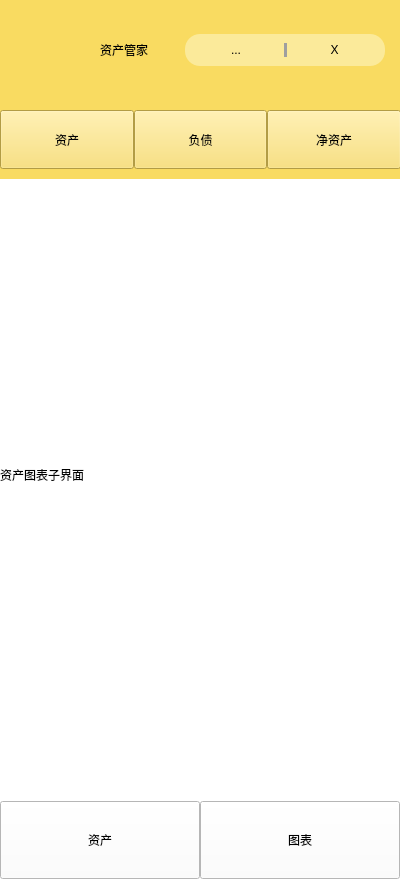
Before: the Qt Designer form Kit/assetmanagerpage.ui in MichaelFeng823/SharkBookProject, drawn with Qt 5.
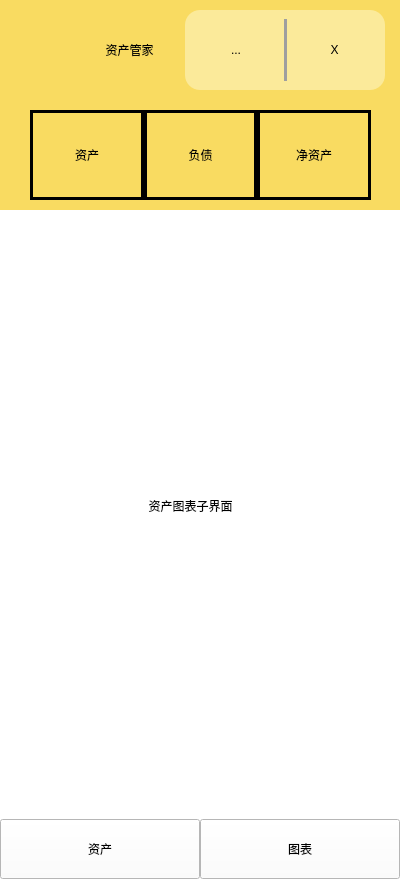
After: the same form once the commit is applied. The open tabs and pages were chosen to show the change.

The edit to the form file:
```diff
--- a/Kit/assetmanagerpage.ui
+++ b/Kit/assetmanagerpage.ui
@@ -31,7 +31,7 @@
    </property>
    <item>
     <widget class="QWidget" name="backgroundwidget" native="true">
-     <layout class="QGridLayout" name="gridLayout_3" rowstretch="1,9,1">
+     <layout class="QGridLayout" name="gridLayout_3" rowstretch="1,12,1">
       <property name="leftMargin">
        <number>0</number>
       </property>
@@ -59,7 +59,7 @@
          <string notr="true">background-color: rgb(249, 219, 97);
 color:rgb(0,0,0);</string>
         </property>
-        <layout class="QHBoxLayout" name="horizontalLayout_2" stretch="3,3,3">
+        <layout class="QHBoxLayout" name="horizontalLayout_2" stretch="3,5,3">
          <property name="leftMargin">
           <number>15</number>
          </property>
@@ -68,6 +68,12 @@
          </property>
          <item>
           <widget class="QLabel" name="label">
+           <property name="sizePolicy">
+            <sizepolicy hsizetype="Expanding" vsizetype="Expanding">
+             <horstretch>0</horstretch>
+             <verstretch>0</verstretch>
+            </sizepolicy>
+           </property>
            <property name="text">
             <string/>
            </property>
@@ -75,6 +81,12 @@
          </item>
          <item>
           <widget class="QLabel" name="label_title">
+           <property name="sizePolicy">
+            <sizepolicy hsizetype="Expanding" vsizetype="Expanding">
+             <horstretch>0</horstretch>
+             <verstretch>0</verstretch>
+            </sizepolicy>
+           </property>
            <property name="styleSheet">
             <string notr="true">font: 24pt &quot;造字工房悦黑（非商用）细长体&quot;;</string>
            </property>
@@ -82,14 +94,14 @@
             <string>资产管家</string>
            </property>
            <property name="alignment">
-            <set>Qt::AlignLeading|Qt::AlignLeft|Qt::AlignVCenter</set>
+            <set>Qt::AlignCenter</set>
            </property>
           </widget>
          </item>
          <item>
           <widget class="QWidget" name="widget_Help" native="true">
            <property name="sizePolicy">
-            <sizepolicy hsizetype="Fixed" vsizetype="Fixed">
+            <sizepolicy hsizetype="Expanding" vsizetype="Fixed">
              <horstretch>0</horstretch>
              <verstretch>0</verstretch>
             </sizepolicy>
@@ -100,6 +112,12 @@
              <height>30</height>
             </size>
            </property>
+           <property name="maximumSize">
+            <size>
+             <width>16777215</width>
+             <height>80</height>
+            </size>
+           </property>
            <property name="styleSheet">
             <string notr="true">background-color: rgb(251, 234, 154);
 border-radius:15px;</string>
@@ -415,28 +433,41 @@
             <number>0</number>
            </property>
            <item row="0" column="0">
-            <layout class="QGridLayout" name="gridLayout_2" rowstretch="1,8">
+            <layout class="QGridLayout" name="gridLayout_2" rowstretch="1,10">
              <property name="spacing">
               <number>0</number>
              </property>
              <item row="0" column="0">
               <widget class="QWidget" name="widget_2" native="true">
                <property name="styleSheet">
-                <string notr="true">background-color: rgb(249, 219, 97);
-color:rgb(0,0,0);</string>
+                <string notr="true">QWidget
+{
+	background-color: rgb(249, 219, 97);
+	color:rgb(0,0,0);
+}
+
+QPushButton
+{
+	background-color: rgb(249, 219, 97);
+	color:rgb(0,0,0);
+    border:3px solid;
+	border-color:rgb(0,0,0);
+	font: 19pt &quot;微软雅黑&quot;;
+}
+</string>
                </property>
                <layout class="QHBoxLayout" name="horizontalLayout_4">
                 <property name="spacing">
                  <number>0</number>
                 </property>
                 <property name="leftMargin">
-                 <number>0</number>
+                 <number>30</number>
                 </property>
                 <property name="topMargin">
                  <number>10</number>
                 </property>
                 <property name="rightMargin">
-                 <number>0</number>
+                 <number>30</number>
                 </property>
                 <property name="bottomMargin">
                  <number>10</number>
@@ -449,9 +480,21 @@
                     <verstretch>0</verstretch>
                    </sizepolicy>
                   </property>
+                  <property name="minimumSize">
+                   <size>
+                    <width>0</width>
+                    <height>90</height>
+                   </size>
+                  </property>
+                  <property name="maximumSize">
+                   <size>
+                    <width>16777215</width>
+                    <height>90</height>
+                   </size>
+                  </property>
                   <property name="styleSheet">
-                   <string notr="true">color: rgb(0, 0, 0);
-font: 10pt &quot;微软雅黑&quot;;</string>
+                   <string notr="true">
+</string>
                   </property>
                   <property name="text">
                    <string>资产</string>
@@ -466,9 +509,27 @@
                     <verstretch>0</verstretch>
                    </sizepolicy>
                   </property>
+                  <property name="minimumSize">
+                   <size>
+                    <width>0</width>
+                    <height>90</height>
+                   </size>
+                  </property>
+                  <property name="maximumSize">
+                   <size>
+                    <width>16777215</width>
+                    <height>90</height>
+                   </size>
+                  </property>
+                  <property name="sizeIncrement">
+                   <size>
+                    <width>0</width>
+                    <height>0</height>
+                   </size>
+                  </property>
                   <property name="styleSheet">
-                   <string notr="true">color: rgb(0, 0, 0);
-font: 10pt &quot;微软雅黑&quot;;</string>
+                   <string notr="true">
+</string>
                   </property>
                   <property name="text">
                    <string>负债</string>
@@ -483,9 +544,20 @@
                     <verstretch>0</verstretch>
                    </sizepolicy>
                   </property>
+                  <property name="minimumSize">
+                   <size>
+                    <width>0</width>
+                    <height>90</height>
+                   </size>
+                  </property>
+                  <property name="maximumSize">
+                   <size>
+                    <width>16777215</width>
+                    <height>90</height>
+                   </size>
+                  </property>
                   <property name="styleSheet">
-                   <string notr="true">color: rgb(0, 0, 0);
-font: 10pt &quot;微软雅黑&quot;;</string>
+                   <string notr="true"/>
                   </property>
                   <property name="text">
                    <string>净资产</string>
@@ -517,6 +589,9 @@
                  <property name="text">
                   <string>资产图表子界面</string>
                  </property>
+                 <property name="alignment">
+                  <set>Qt::AlignCenter</set>
+                 </property>
                 </widget>
                </widget>
                <widget class="QWidget" name="page_4">
```
Left out of the diff: 85 changed lines with no effect on the pictures.
